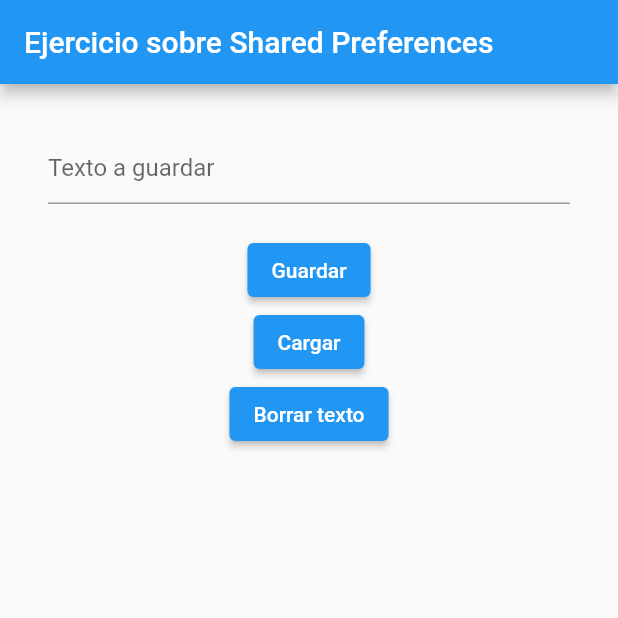
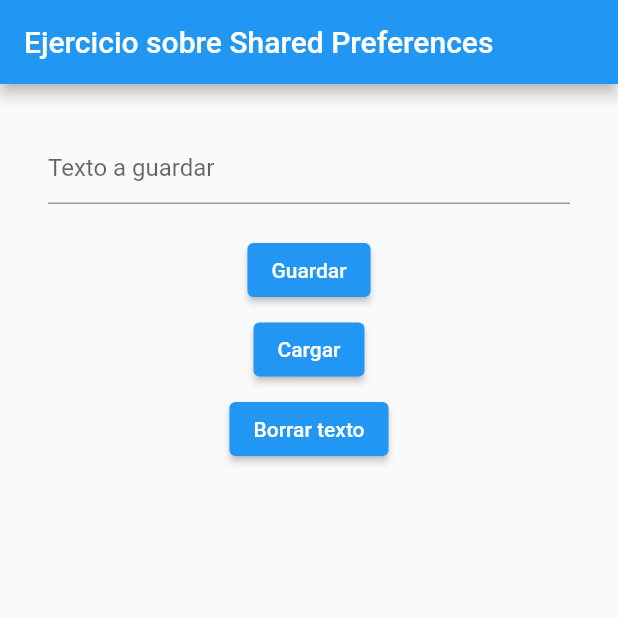
Before and after one commit to aldoggo/ejercicio_shared_preferences, a Flutter app: the screen it shows after launch, on a phone screen of 412 x 824 dp, the top half of it. Run offline on Flutter 3.47's test engine with Material 2 defaults, Android fonts, the phone set to English and light mode, and no system bars; our stand-ins replace shared_preferences.

```diff
--- a/lib/home_screen.dart
+++ b/lib/home_screen.dart
@@ -34,8 +34,14 @@ class _HomeScreenState extends State<HomeScreen> {
                 log(textController.text);
               },
               child: const Text('Guardar')),
+          const SizedBox(
+            height: 5,
+          ),
           ElevatedButton(
               onPressed: _navigateToTextScreen, child: const Text('Cargar')),
+          const SizedBox(
+            height: 5,
+          ),
           ElevatedButton(
               onPressed: () {
                 deleteValues();
```
Also changed, not shown: lib/saved_text.dart (+9 -3 lines).
